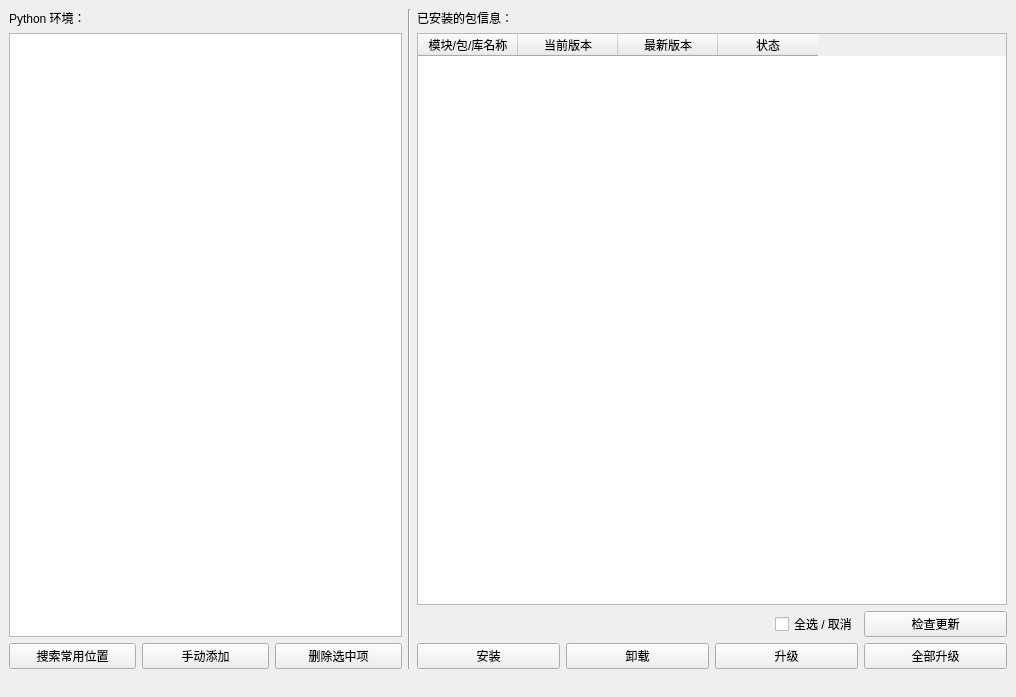
Above: interface/PackageManager.ui from hrpzcf/AwesomePyKit before the change. Below: the same form after it.
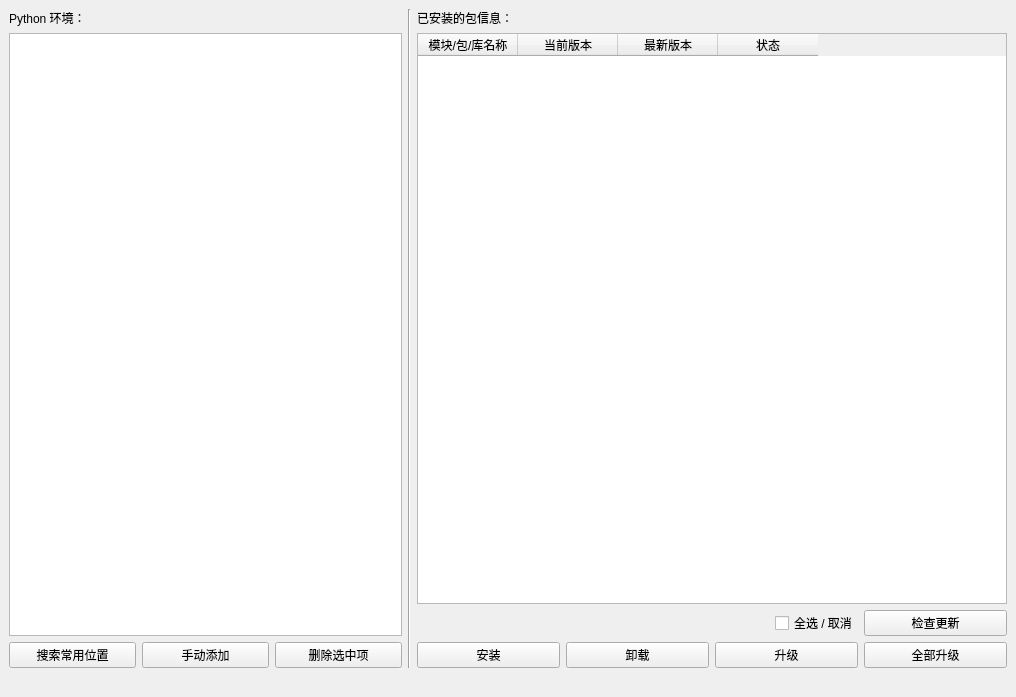
That is the form after the change.

Commit message: feat: 包管理器右侧表格新增选中条目数量提示

```diff
--- a/interface/PackageManager.ui
+++ b/interface/PackageManager.ui
@@ -283,30 +283,18 @@
        </layout>
       </item>
       <item>
-       <layout class="QHBoxLayout" name="horizontalLayout_3" stretch="0,9">
-        <property name="spacing">
-         <number>10</number>
-        </property>
+       <layout class="QHBoxLayout" name="horizontalLayout_3" stretch="9,0">
         <item>
          <widget class="QLabel" name="lb_loading_tip">
-          <property name="font">
-           <font>
-            <family>Microsoft YaHei UI</family>
-            <pointsize>8</pointsize>
-           </font>
+          <property name="alignment">
+           <set>Qt::AlignRight|Qt::AlignTrailing|Qt::AlignVCenter</set>
           </property>
          </widget>
         </item>
         <item>
          <widget class="QLabel" name="lb_loading_gif">
-          <property name="font">
-           <font>
-            <family>Microsoft YaHei UI</family>
-            <pointsize>8</pointsize>
-           </font>
-          </property>
           <property name="alignment">
-           <set>Qt::AlignLeading|Qt::AlignLeft|Qt::AlignTop</set>
+           <set>Qt::AlignRight|Qt::AlignTop|Qt::AlignTrailing</set>
           </property>
          </widget>
         </item>
```
Left out of the diff: 10 changed lines with no effect on the pictures. The commit also changes 2 other files.
